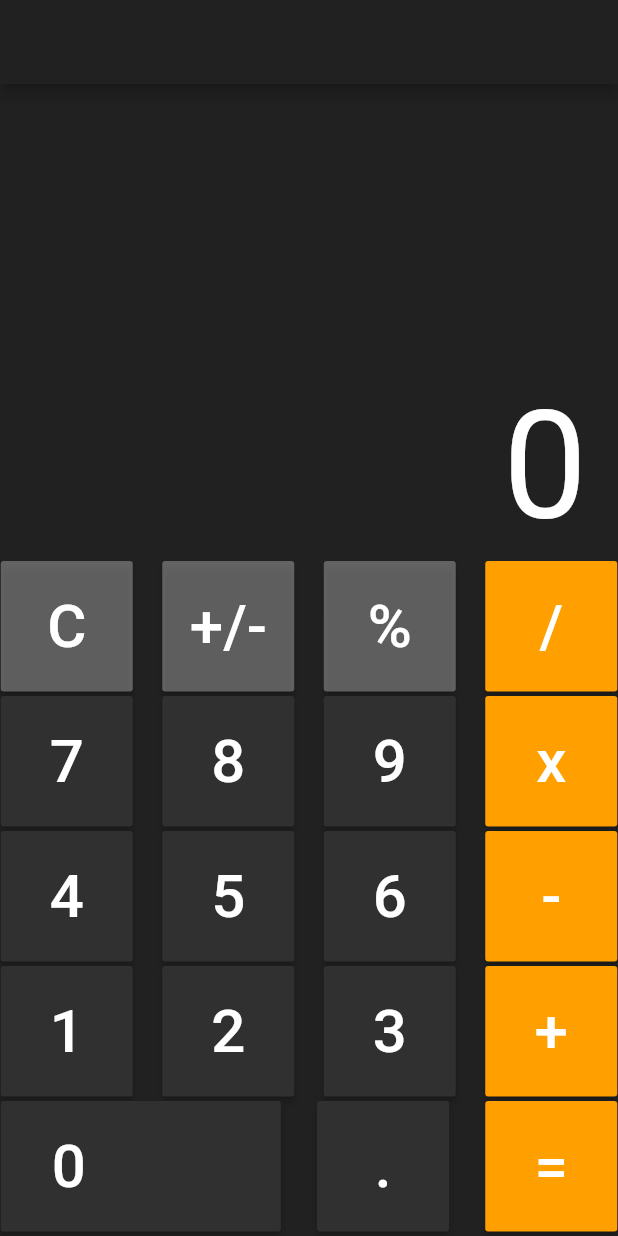
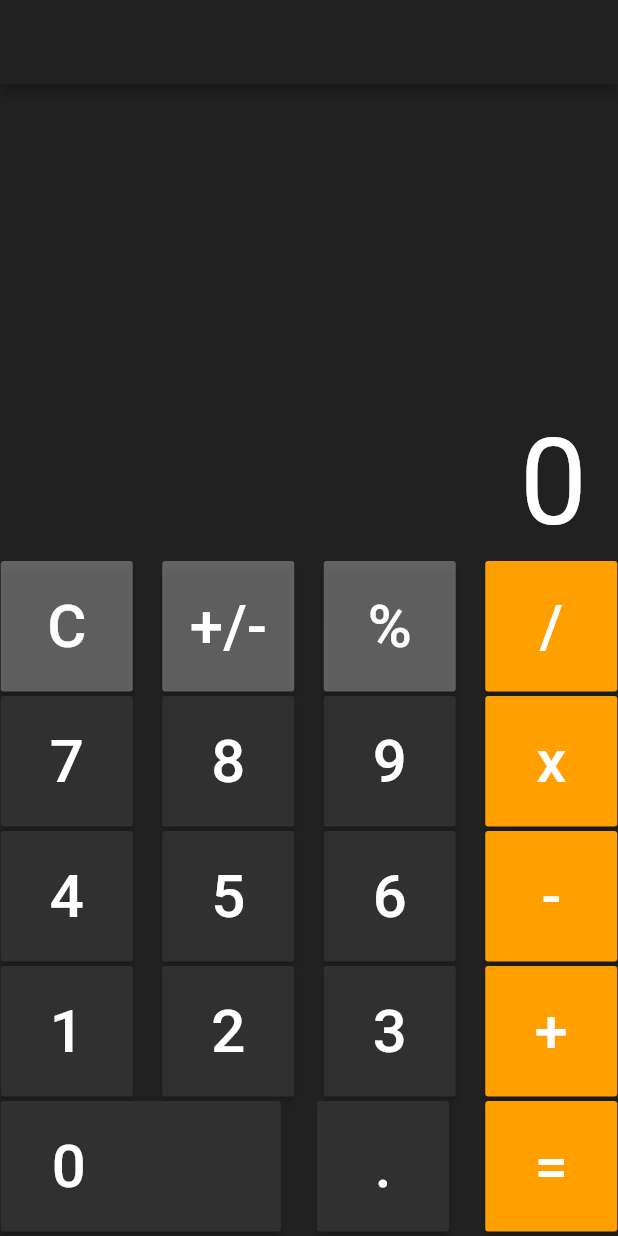
Before and after one commit to DamirIITU/calculator, a Flutter app: the screen it shows after launch, on a phone screen of 412 x 824 dp. Run offline on Flutter 3.47's test engine with Material 2 defaults, Android fonts, the phone set to English and light mode, and no system bars.

Commit message:
Update main.dart

```diff
--- a/calculator/lib/main.dart
+++ b/calculator/lib/main.dart
@@ -11,7 +11,7 @@ class MyApp extends StatelessWidget {
   @override
   Widget build(BuildContext context) {
     return MaterialApp(
-        debugShowCheckedModeBanner: false,
+      debugShowCheckedModeBanner: false,
         home: Calculator());
   }
 }
@@ -23,7 +23,6 @@ class Calculator extends StatefulWidget {
 
 class _CalculatorState extends State<Calculator> {
   dynamic displaytxt = 20;
-  //Button Widget
   Widget calcbutton(String buttontxt,Color buttoncolor,Color textcolor){
     return  Container(
       child: RaisedButton(
@@ -36,7 +35,6 @@ class _CalculatorState extends State<Calculator> {
             color: textcolor,
           ),
         ),
-        // shape: CircleBorder(),
         color: buttoncolor,
         padding: EdgeInsets.symmetric(vertical: 20, horizontal: 1),
       ),
@@ -62,11 +60,13 @@ class _CalculatorState extends State<Calculator> {
                 children: <Widget>[
                   Padding(
                     padding: const EdgeInsets.symmetric(horizontal: 20, vertical: 5),
-                    child: Text('$text',
-                      textAlign: TextAlign.left,
-                      style: TextStyle(
-                        color: Colors.white,
-                        fontSize: 100,
+                    child: Expanded(
+                      child: Text('$text',
+                        textAlign: TextAlign.left,
+                        style: TextStyle(
+                          color: Colors.white,
+                          fontSize: 80,
+                        ),
                       ),
                     ),
                   )
```
